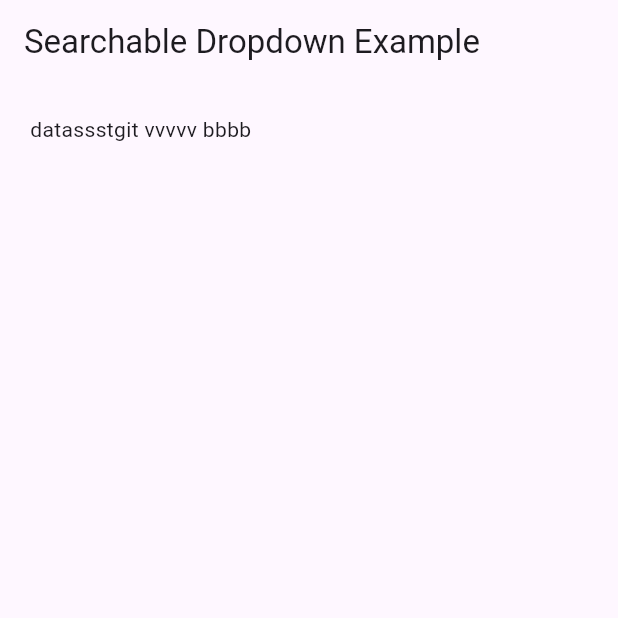
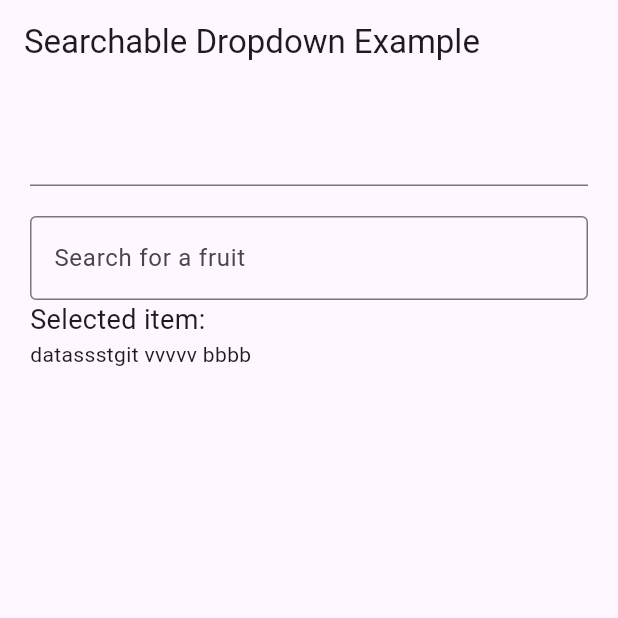
Before and after one commit to mahbub-hasan-abid/guinea_flutter, a Flutter app: the screen it shows after launch, on a phone screen of 412 x 824 dp, the top half of it. Run offline on Flutter 3.47's test engine with Material 3 defaults, Android fonts, the phone set to English and light mode, and no system bars; drawn by our look-alikes of flutter_typeahead.

```diff
--- a/flutter_application_1/lib/main.dart
+++ b/flutter_application_1/lib/main.dart
@@ -33,6 +33,8 @@ class _MyWidgetState extends State<MyWidget> {
   ];
 
   String _selectedItem = '';
+  TextEditingController inputController = TextEditingController();
+  TextEditingController inputController2 = TextEditingController();
 
   @override
   Widget build(BuildContext context) {
@@ -45,39 +47,49 @@ class _MyWidgetState extends State<MyWidget> {
         child: Column(
           crossAxisAlignment: CrossAxisAlignment.start,
           children: [
-            // TypeAheadField(
-            //   // textFieldConfiguration: TextFieldConfiguration(
-            //   //   controller: _controller,
-            //   //   decoration: InputDecoration(
-            //   //     labelText: 'Search for a fruit',
-            //   //     border: OutlineInputBorder(),
-            //   //   ),
-            //   // ),
-            //   suggestionsCallback: (pattern) async {
-            //     return _suggestions
-            //         .where((fruit) =>
-            //             fruit.toLowerCase().contains(pattern.toLowerCase()))
-            //         .toList();
-            //   },
-            //   itemBuilder: (context, suggestion) {
-            //     return ListTile(
-            //       title: Text(suggestion),
-            //     );
-            //   },
-            //   // onSuggestionSelected: (suggestion) {
-            //   //   setState(() {
-            //   //     _controller.text = suggestion;
-            //   //     _selectedItem = suggestion;
-            //   //   });
-            //   // },
-            //   onSelected: (String value) {},
-            // ),
-            // SizedBox(height: 20),
-            // Text(
-            //   'Selected item: $_selectedItem',
-            //   style: TextStyle(fontSize: 18),
-            // ),
-            Text('datassstgit vvvvv bbbb')
+            TypeAheadField(
+              controller: inputController,
+              // textFieldConfiguration: TextFieldConfiguration(
+              //   controller: _controller,
+              //   decoration: InputDecoration(
+              //     labelText: 'Search for a fruit',
+              //     border: OutlineInputBorder(),
+              //   ),
+              // ),
+              suggestionsCallback: (pattern) async {
+                return _suggestions
+                    .where((fruit) =>
+                        fruit.toLowerCase().contains(pattern.toLowerCase()))
+                    .toList();
+              },
+              itemBuilder: (context, value) {
+                return ListTile(
+                  title: Text(value),
+                );
+              },
+              hideOnEmpty: true,
+
+              onSelected: (String value) {
+                setState(() {
+                  inputController = TextEditingController(text: value);
+                  _selectedItem = value;
+                  inputController2.text = value;
+                });
+              },
+            ),
+            SizedBox(height: 20),
+            TextField(
+              controller: inputController2,
+              decoration: InputDecoration(
+                labelText: 'Search for a fruit',
+                border: OutlineInputBorder(),
+              ),
+            ),
+            Text(
+              'Selected item: $_selectedItem',
+              style: TextStyle(fontSize: 18),
+            ),
+            Text('datassstgit vvvvv bbbb'),
           ],
         ),
       ),
```
Also changed, not shown: 1 other file.
